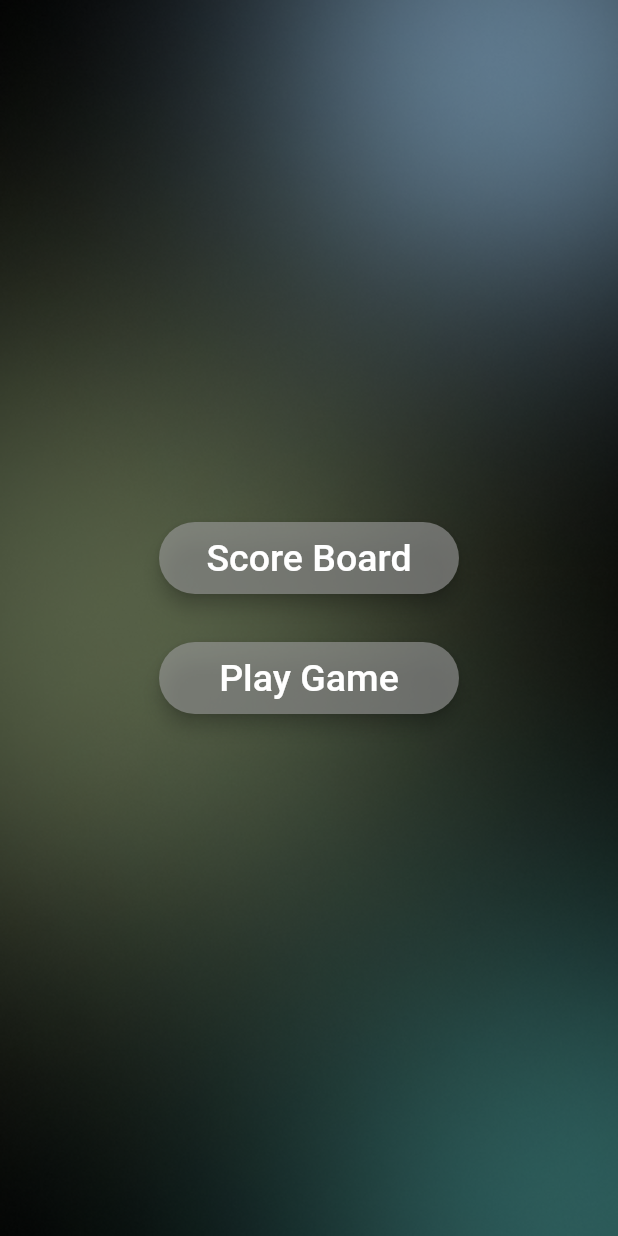
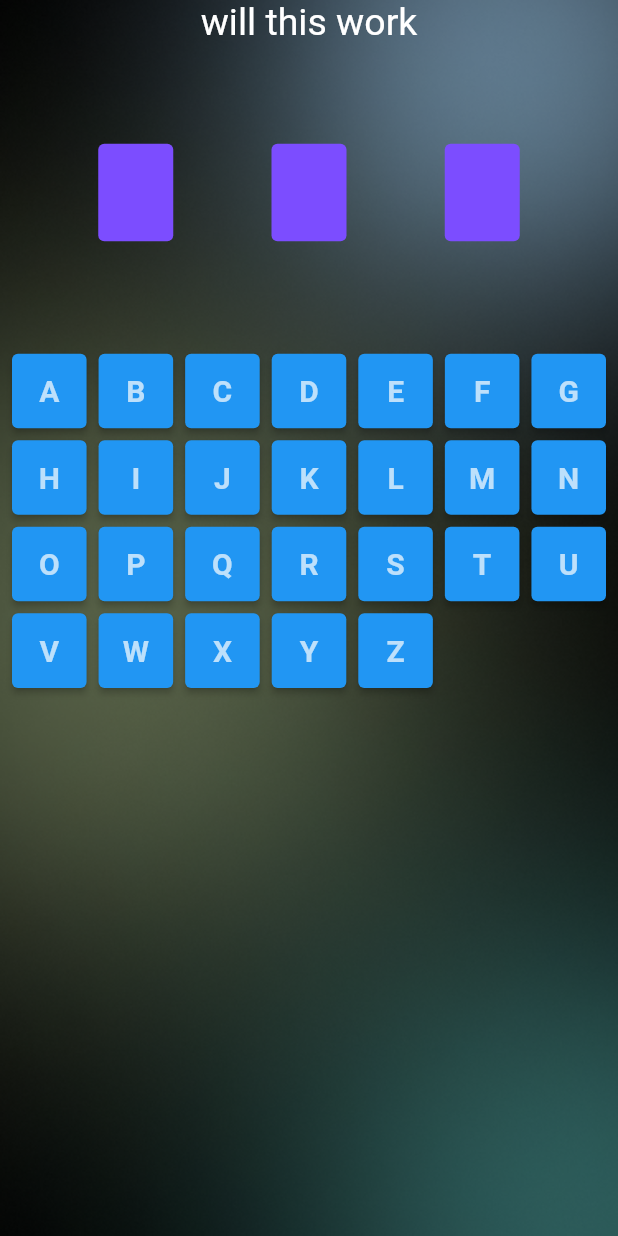
Before and after one commit to hossain101/fun_with_tribology, a Flutter app: the screen it shows after launch, on a phone screen of 412 x 824 dp. Run offline on Flutter 3.47's test engine with Material 2 defaults, Android fonts, the phone set to English and light mode, and no system bars; drawn by our look-alikes of auto_size_text; our stand-ins replace animated_text_kit, cloud_firestore, firebase_auth, firebase_core, fluttertoast, get and 4 more; missing offline and left inert: dart:ffi; accounts and stored records are empty; Roboto replaces fonts that are missing (Acme).

Commit message:
After working on the puzzle question page

```diff
--- a/lib/main.dart
+++ b/lib/main.dart
@@ -12,6 +12,7 @@ import 'package:fun_with_tribology/screens/app/general_screens/menu_screen.dart'
 import 'package:fun_with_tribology/screens/app/authentication/registration_screen.dart';
 import 'package:fun_with_tribology/screens/app/puzzle/puzzle_game.dart';
 import 'package:fun_with_tribology/screens/app/puzzle/puzzle_menu.dart';
+import 'package:fun_with_tribology/screens/app/puzzle/puzzle_question.dart';
 import 'package:fun_with_tribology/screens/app/puzzle/puzzle_scoreboard.dart';
 import 'package:fun_with_tribology/screens/app/general_screens/welcome_screen.dart';
 import 'package:google_fonts/google_fonts.dart';
@@ -32,7 +33,7 @@ class FunWithTribology extends StatelessWidget {
       theme: ThemeData(
         textTheme: GoogleFonts.acmeTextTheme(),
       ),
-      initialRoute: PuzzleMenu.id,
+      initialRoute: PuzzleQuestion.id,
       routes: {
         WelcomeScreen.id: (context) => const WelcomeScreen(),
         RegistrationScreen.id: (context) => RegistrationScreen(),
@@ -48,7 +49,8 @@ class FunWithTribology extends StatelessWidget {
         AddHangmanQuestion.id: (context) => AddHangmanQuestion(),
         HangmanGame.id: (context) => HangmanGame(),
         PuzzleGame.id: (context) => PuzzleGame(),
-      },
+        PuzzleQuestion.id:(context)=>PuzzleQuestion(),
+      }
     );
   }
 }
--- a/lib/screens/app/hangman/hangman_game.dart
+++ b/lib/screens/app/hangman/hangman_game.dart
@@ -222,7 +222,7 @@ class _HangmanGameState extends State<HangmanGame> {
                                           });
 
 
-                                          _firestore.collection('score').doc('${loggedInUser!.email}').set({
+                                          _firestore.collection('HangmanScore').doc('${loggedInUser!.email}').set({
                                             'score': score.round(),
                                             'sender': loggedInUser!.email,
                                             'time': FieldValue.serverTimestamp()});
@@ -243,7 +243,7 @@ class _HangmanGameState extends State<HangmanGame> {
                                             isLoading = true;
                                           });
 
-                                          _firestore.collection('score').doc('${loggedInUser!.email}').set({
+                                          _firestore.collection('HangmanScore').doc('${loggedInUser!.email}').set({
                                             'score': score.round(),
                                             'sender': loggedInUser!.email,
                                             'time': FieldValue.serverTimestamp()});
--- a/lib/screens/app/hangman/hangman_scoreboard.dart
+++ b/lib/screens/app/hangman/hangman_scoreboard.dart
@@ -26,7 +26,7 @@ class _HangmanScoreBoardState extends State<HangmanScoreBoard> {
   List players = [];
 
   void getScore() async {
-    final gamePlayers = await _firestore.collection('score').get();
+    final gamePlayers = await _firestore.collection('HangmanScore').get();
     for (int i = 0; i < gamePlayers.size; i++) {
       setState(() {});
       score = (gamePlayers.docs[i]['score']);
@@ -48,7 +48,7 @@ class _HangmanScoreBoardState extends State<HangmanScoreBoard> {
 
     setState((){isLoading = true;});
     try {
-      await _firestore.collection('score').get().then((querySnapshot) {
+      await _firestore.collection('HangmanScore').get().then((querySnapshot) {
         querySnapshot.docs.forEach((element) {
           scoreData.add(element.data());
           setState((){isLoading = false;});
--- a/lib/screens/app/puzzle/puzzle_question.dart
+++ b/lib/screens/app/puzzle/puzzle_question.dart
@@ -0,0 +1,166 @@
+import 'package:auto_size_text/auto_size_text.dart';
+import 'package:flutter/material.dart';
+import 'package:fun_with_tribology/constants.dart';
+import 'package:fun_with_tribology/screens/app/puzzle/puzzle_widgets.dart';
+
+class PuzzleQuestion extends StatefulWidget {
+  static String id = 'puzzle_question';
+
+
+
+
+  @override
+  State<PuzzleQuestion> createState() => _PuzzleQuestionState();
+}
+
+class _PuzzleQuestionState extends State<PuzzleQuestion> {
+  String? question = 'will this work',answer='yes'.toUpperCase();
+  int correctCount = 0;
+  bool isLoading = false;
+  @override
+  Widget build(BuildContext context) {
+    return Scaffold(
+      body: SafeArea(
+        child: KScreenDecoration(
+          decorationChild: Container(
+            child: Column(
+              children: [
+                AutoSizeText(
+                  question!.toString(),
+                  style: TextStyle(
+                    fontSize: 25,
+                    color: Colors.white,
+                  ),
+                ),
+                //hidden word
+                Expanded(
+                  flex: 1,
+                  child: Row(
+                    mainAxisAlignment: MainAxisAlignment.spaceEvenly,
+                    children: answer
+                        .toString()
+                        .split('')
+                        .map(
+                          (e) => Letter(
+                        e.toUpperCase(),
+                        !PuzzleGameLogic.selectedChar.contains(e),
+                      ),
+                    )
+                        .toList(),
+                  ),
+                ),
+
+                //keyboard
+                Expanded(
+                  flex: 3,
+                  child: SizedBox(
+                    width: double.infinity,
+                    height: 350,
+                    child: GridView.count(
+                      crossAxisCount: 7,
+                      mainAxisSpacing: 8.0,
+                      crossAxisSpacing: 8.0,
+                      padding: EdgeInsets.all(8.0),
+                      children: alphabets.map((alphabets) {
+                        return RawMaterialButton(
+                          child: Text(
+                            alphabets,
+                            style: TextStyle(
+                                fontSize: 20,
+                                fontWeight: FontWeight.bold,
+                                color: Colors.white70),
+                          ),
+                          onPressed: PuzzleGameLogic.selectedChar
+                              .contains(alphabets)
+                              ? null
+                              : () {
+                            setState(() {
+                              print(PuzzleGameLogic.selectedChar);
+                              PuzzleGameLogic.selectedChar
+                                  .add(alphabets.toUpperCase());
+                              // getWord();
+                            });
+
+
+                          //  score = ((correctCount/PuzzleGameLogic.selectedChar.length) *100) ;
+
+                            if (!answer!.split('').contains(
+                              alphabets.toUpperCase(),
+                            )) {
+                              PuzzleGameLogic.tries++;
+                            }
+                            if (answer!.split('').contains(
+                              alphabets.toUpperCase(),
+                            )) {
+                              correctCount++;
+                            }
+
+                            if(correctCount>=answer!.length){
+                              setState(() {
+                                isLoading = true;
+                              });
+
+
+
+                              PuzzleGameLogic.tries = 0;
+                              PuzzleGameLogic.selectedChar.clear();
+
+
+                              setState(() {
+                                isLoading = false;
+                              });
+                            }
+                            // gameWon();
+
+                            if (PuzzleGameLogic.tries >= 6) {
+                              setState(() {
+                                isLoading = true;
+                              });
+
+
+                              PuzzleGameLogic.tries = 0;
+                              PuzzleGameLogic.selectedChar.clear();
+
+                              setState(() {
+                                isLoading = false;
+
+
+                              });
+
+                              //   if (win ==true) {
+                              //     Navigator.pushReplacementNamed(
+                              //         context, HangmanScoreBoard.id);
+                              //   }
+                            }
+
+
+
+                            print(PuzzleGameLogic.tries);
+                            print(PuzzleGameLogic
+                                .selectedChar.length);
+                          },
+                          shape: RoundedRectangleBorder(
+                            borderRadius: BorderRadius.circular(4.0),
+                          ),
+                          fillColor: PuzzleGameLogic.selectedChar
+                              .contains(alphabets)
+                              ? Colors.black87
+                              : Colors.blue,
+                        );
+                      }).toList(),
+                    ),
+                  ),
+                ),
+              ],
+            ),
+          ),
+        ),
+      ),
+    );
+  }
+}
+
+class PuzzleGameLogic {
+  static int tries = 0;
+  static List<String> selectedChar = [];
+}
--- /dev/null
+++ b/lib/screens/app/puzzle/puzzle_widgets.dart
@@ -0,0 +1,51 @@
+import 'package:flutter/material.dart';
+
+
+
+Widget Letter(String character, bool hidden) {
+  return Container(
+    height: 65,
+    width: 50,
+    padding: EdgeInsets.all(12),
+    decoration: BoxDecoration(
+        borderRadius: BorderRadius.circular(4.0),
+        color: Colors.deepPurpleAccent),
+    child: Visibility(
+      visible: !hidden,
+      child: Text(
+        character,
+        style: TextStyle(
+            color: Colors.white70, fontWeight: FontWeight.bold, fontSize: 40.0),
+      ),
+    ),
+  );
+}
+
+List<String> alphabets = [
+  'A',
+  'B',
+  'C',
+  'D',
+  'E',
+  'F',
+  'G',
+  'H',
+  'I',
+  'J',
+  'K',
+  'L',
+  'M',
+  'N',
+  'O',
+  'P',
+  'Q',
+  'R',
+  'S',
+  'T',
+  'U',
+  'V',
+  'W',
+  'X',
+  'Y',
+  'Z',
+];
```
Also changed, not shown: lib/screens/app/puzzle/puzzle_game.dart (+48 -7 lines).
